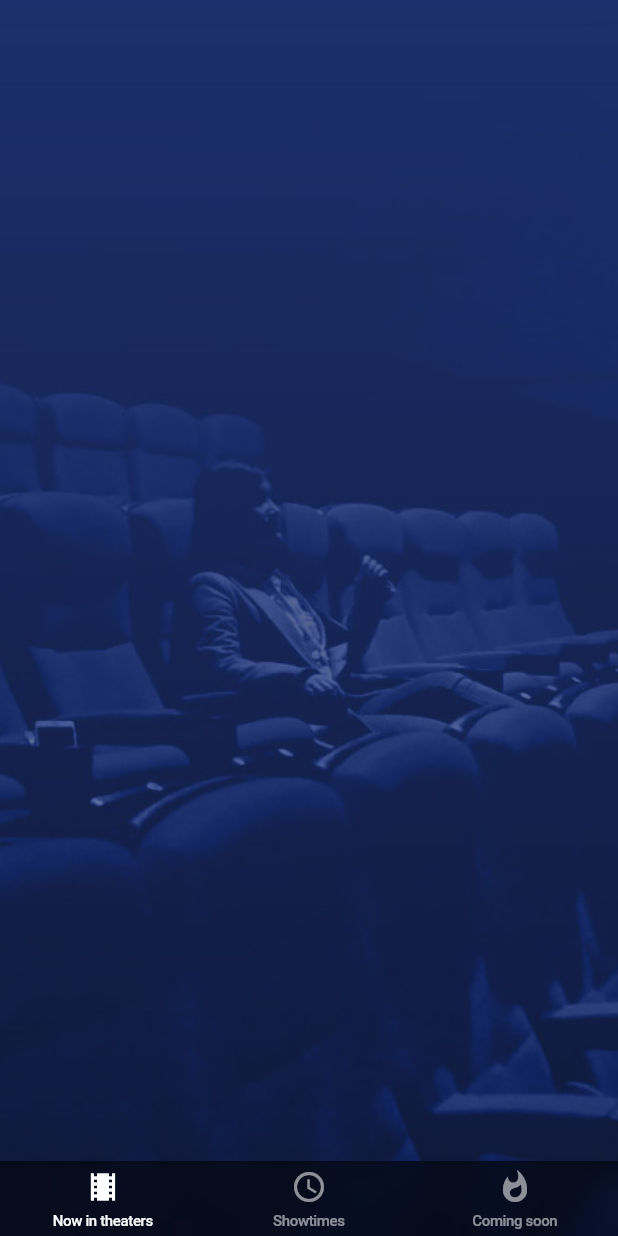
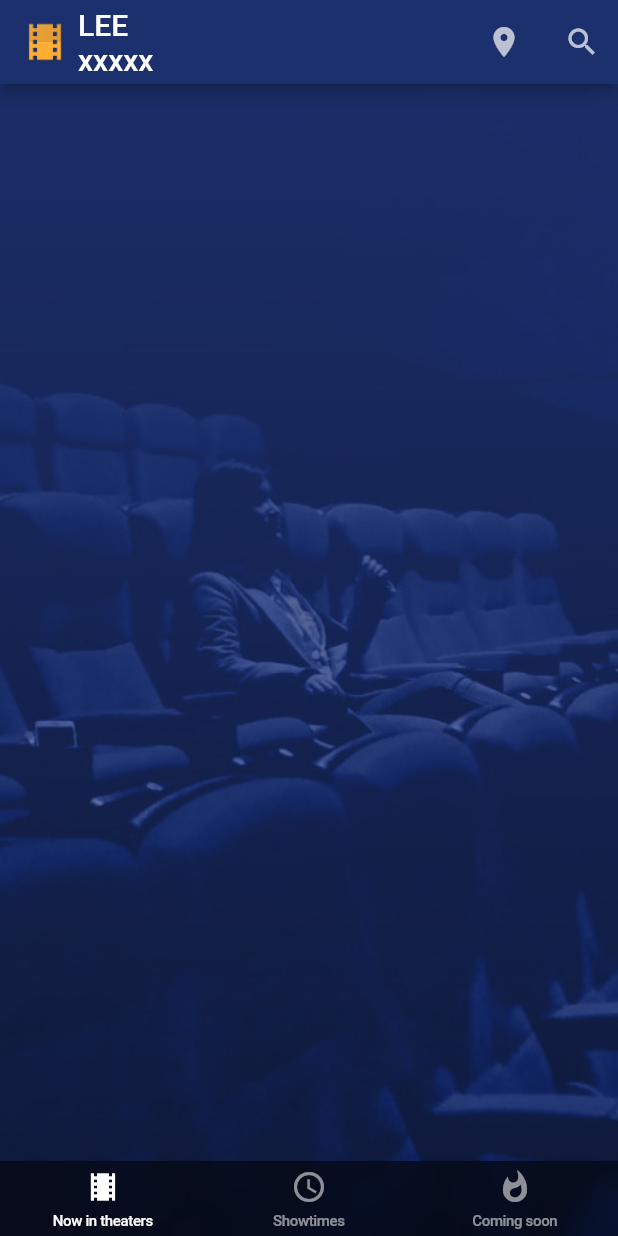
Before and after one commit to jiangboLee/movie, a Flutter app: the screen it shows after launch, on a phone screen of 412 x 824 dp. Run offline on Flutter 3.47's test engine with Material 2 defaults, Android fonts, the phone set to English and light mode, and no system bars.

Commit message:
navigation bar ok

```diff
--- a/lib/assets.dart
+++ b/lib/assets.dart
@@ -1,3 +1,4 @@
 class ImageAssets {
   static const String backgroundImage = 'assets/images/background_image.jpg';
+  static const String logoImage = 'assets/images/logo.png';
 }
--- a/lib/ui/lee_app_bar.dart
+++ b/lib/ui/lee_app_bar.dart
@@ -1,13 +1,191 @@
 import 'package:flutter/material.dart';
+import 'package:movie/assets.dart';
+import 'theater_list/theater_selector_popup.dart';
 
 class LeeAppBar extends StatefulWidget {
   @override
   _LeeAppBarState createState() => _LeeAppBarState();
 }
 
-class _LeeAppBarState extends State<LeeAppBar> {
+class _LeeAppBarState extends State<LeeAppBar> with SingleTickerProviderStateMixin {
+
+  TextEditingController _searchQuery;
+  LocalHistoryEntry _searchEntry;
+
+  bool _isSearching = false;
+  bool _theatersOpen = false;
+
+  @override
+  void initState() {
+    // TODO: implement initState
+    super.initState();
+
+    _searchQuery = TextEditingController();
+    _searchEntry = LocalHistoryEntry(onRemove: _stopSearching);
+  }
+
+  Widget _buildSearchField() {
+    return TextField(
+      controller: _searchQuery,
+      autofocus: true,
+      decoration: const InputDecoration(
+        hintText: 'Search movies & showtimes...',
+        border: InputBorder.none,
+        hintStyle: const TextStyle(color: Colors.white30),
+      ),
+      style: const TextStyle(color: Colors.white, fontSize: 16.0),
+      onChanged: _updateSearchQuery,
+    );
+  }
+
+  List<Widget> _buildActions() {
+    if (_isSearching) {
+      return [
+        IconButton(
+          color: Colors.white70,
+          icon: Icon(Icons.clear),
+          onPressed: () {
+            if (_searchQuery == null || _searchQuery.text.isEmpty) {
+              Navigator.pop(context);
+              return;
+            }
+
+            _clearSearchQuery();
+          },
+        ),
+      ];
+    }
+
+    return [
+      _TheaterIconButton(_theatersOpen, _toggleTheaters),
+      IconButton(
+        color: Colors.white70,
+        icon: const Icon(Icons.search),
+        onPressed: _startSearch,
+      ),
+    ];
+  }
+
   @override
   Widget build(BuildContext context) {
-    return Container();
+    return AppBar(
+      automaticallyImplyLeading: false,
+      centerTitle: false,
+      leading: _isSearching ? const BackButton() : null,
+      title: _isSearching ? _buildSearchField() : _Title(_toggleTheaters),
+      actions: _buildActions(),
+    );
+  }
+
+  void _toggleTheaters() async {
+    if (Navigator.canPop(context)) {
+      Navigator.pop(context);
+      _setTheatersOpenFlag(false);
+    } else {
+      _setTheatersOpenFlag(true);
+
+      await Navigator.push(context, TheaterSelectorPopup());
+      _setTheatersOpenFlag(false);
+    }
+  }
+
+  void _setTheatersOpenFlag(bool open) {
+    setState(() {
+      _theatersOpen = open;
+    });
+  }
+
+
+  void _startSearch() {
+    ModalRoute.of(context).addLocalHistoryEntry(_searchEntry);
+
+    setState(() {
+      _isSearching = true;
+    });
+  }
+
+  void _stopSearching() {
+    _clearSearchQuery();
+    setState(() {
+      _isSearching = false;
+    });
+  }
+
+  void _clearSearchQuery() {
+    setState(() {
+      _searchQuery.clear();
+      _updateSearchQuery(null);
+    });
+  }
+
+  void _updateSearchQuery(String newQuery) {
+
   }
 }
+
+class _Title extends StatelessWidget {
+
+  final VoidCallback toggleTheaters;
+
+   _Title(this.toggleTheaters);
+
+  @override
+  Widget build(BuildContext context) {
+
+    final subTitle = Text('xxxxx');
+
+    final title = Column(
+      mainAxisAlignment: MainAxisAlignment.center,
+      crossAxisAlignment: CrossAxisAlignment.start,
+      children: <Widget>[
+        const Text('LEE'),
+        subTitle,
+      ],
+    );
+
+    return GestureDetector(
+      onTap: toggleTheaters,
+      child: Row(
+        children: <Widget>[
+          Image.asset(
+              ImageAssets.logoImage,
+            width: 28.0,
+            height: 28.0,
+          ),
+          const SizedBox(width: 8),
+          title,
+        ],
+      ),
+    );
+  }
+}
+
+class _TheaterIconButton extends StatelessWidget {
+
+  final bool theatersOpen;
+  final VoidCallback toggleTheaters;
+
+  _TheaterIconButton(this.theatersOpen, this.toggleTheaters);
+
+  @override
+  Widget build(BuildContext context) {
+
+    final backgroundColor = theatersOpen ? const Color(0xFF152451) : Colors.transparent;
+
+    return AnimatedContainer(
+      duration: const Duration(milliseconds: 175),
+      color: backgroundColor,
+      child: GestureDetector(
+        child: const Padding(
+          padding: EdgeInsets.all(16.0),
+          child: Icon(
+            Icons.place,
+            color: Colors.white70,
+            size: 24.0,
+          ),
+        ),
+        onTap: toggleTheaters,
+      ),
+    );
+  }
+}
--- /dev/null
+++ b/lib/ui/theater_list/theater_selector_popup.dart
@@ -0,0 +1,60 @@
+import 'package:flutter/material.dart';
+
+class TheaterSelectorPopup extends PopupRoute {
+
+  final opacityTween = Tween(begin: 0.0, end: 1.0);
+  final positionTween = Tween(
+    begin: const Offset(0.0, -1.0),
+    end: Offset.zero,
+  );
+
+  @override
+  // TODO: implement barrierColor
+  Color get barrierColor => null;
+
+  @override
+  // TODO: implement barrierDismissible
+  bool get barrierDismissible => true;
+
+  @override
+  // TODO: implement barrierLabel
+  String get barrierLabel => null;
+
+  @override
+  Widget buildPage(BuildContext context, Animation<double> animation, Animation<double> secondaryAnimation) {
+    // TODO: implement buildPage
+    return Container(
+      color: const Color(0xFF152451),
+      child: null,
+    );
+  }
+
+  @override
+  // TODO: implement transitionDuration
+  Duration get transitionDuration => kThemeAnimationDuration;
+
+  @override
+  Widget buildTransitions(BuildContext context, Animation<double> animation, Animation<double> secondaryAnimation, Widget child) {
+    // TODO: implement buildTransitions
+    final topPadding = MediaQuery.of(context).padding.top + kToolbarHeight;
+    final curve = CurvedAnimation(
+      parent: animation,
+      curve: Curves.fastOutSlowIn,
+      reverseCurve: Curves.decelerate,
+    );
+
+    return Padding(
+      padding: EdgeInsets.only(top: topPadding),
+      child: ClipRect(
+        child: FadeTransition(
+          opacity: opacityTween.animate(curve),
+          child: SlideTransition(
+            position: positionTween.animate(curve),
+            child: child,
+          ),
+        ),
+      ),
+    );
+  }
+
+}
```
